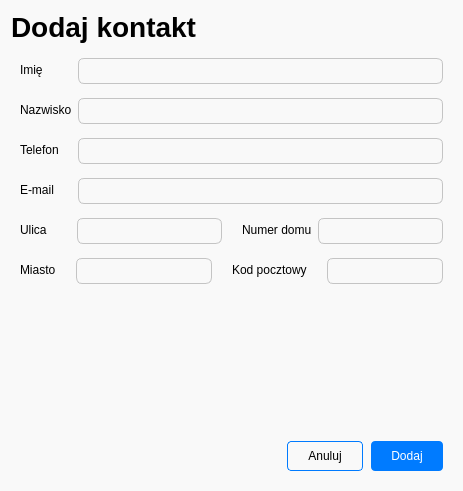
Qt form createcontact.ui (Karoleqk/Baza-Kontaktow) before a commit.
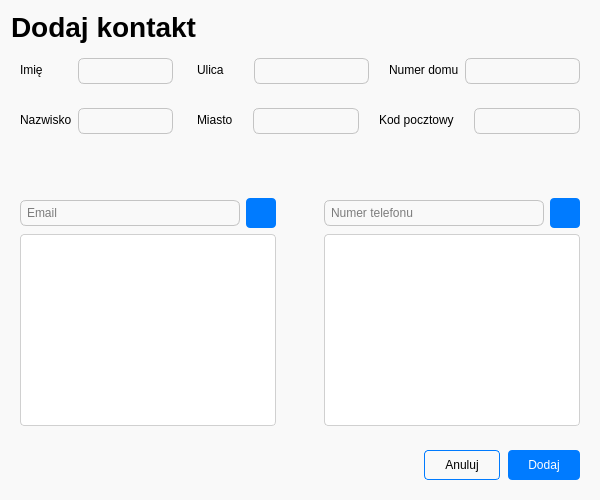
The same form after that commit. Icons and pictures are not drawn.

Commit message: add multiple emails/phones support, update contact form styles, enable groups table sorting

The edit to the form file:
```diff
--- a/createcontact.ui
+++ b/createcontact.ui
@@ -6,8 +6,8 @@
    <rect>
     <x>0</x>
     <y>0</y>
-    <width>463</width>
-    <height>491</height>
+    <width>600</width>
+    <height>500</height>
    </rect>
   </property>
   <property name="windowTitle">
@@ -66,9 +66,40 @@
 
 #btnCancel:hover {
 	background-color: #F5F5F5;
+}
+
+QListWidget {
+	background-color: #ffffff;
+	border: 1px solid #d0d0d0;
+	border-radius: 4px;
+	font-size: 12px;
+}
+
+QListWidget::item {
+    border-radius: 4px;
+}
+QListWidget::item:alternate {
+    background-color: #f9f9f9;
+}
+
+QListWidget::item:hover {
+    background-color: #f0f7ff;
+    color: #202020;
+}
+QListWidget::item:selected {
+    background-color: #e7f0fd;
+    color: #202020;
+    border: 1px solid #a0c4ff;
+    border-radius: 4px;
+}
+
+QListWidget::item:selected:hover {
+    background-color: #d7e5f7;
+    color: #202020;
+    border: 1px solid #7aaaff;
 }</string>
   </property>
-  <layout class="QVBoxLayout" name="verticalLayout">
+  <layout class="QVBoxLayout" name="verticalLayout_5">
    <item>
     <widget class="QLabel" name="title">
      <property name="font">
@@ -84,9 +115,22 @@
    </item>
    <item>
     <widget class="QWidget" name="main" native="true">
+     <layout class="QVBoxLayout" name="verticalLayout_4">
+      <property name="spacing">
+       <number>24</number>
+      </property>
+      <item>
+       <layout class="QHBoxLayout" name="horizontalLayout_6">
+        <item>
      <layout class="QFormLayout" name="formLayout_5">
+          <property name="horizontalSpacing">
+           <number>6</number>
+          </property>
       <property name="verticalSpacing">
-       <number>14</number>
+           <number>24</number>
+          </property>
+          <property name="topMargin">
+           <number>0</number>
       </property>
       <item row="0" column="0">
        <widget class="QLabel" name="label_2">
@@ -108,27 +152,11 @@
       <item row="1" column="1">
        <widget class="QLineEdit" name="inputLastName"/>
       </item>
-      <item row="2" column="0">
-       <widget class="QLabel" name="label_5">
-        <property name="text">
-         <string>Telefon</string>
-        </property>
-       </widget>
-      </item>
-      <item row="2" column="1">
-       <widget class="QLineEdit" name="inputPhone"/>
-      </item>
-      <item row="3" column="0">
-       <widget class="QLabel" name="label_6">
-        <property name="text">
-         <string>E-mail</string>
-        </property>
-       </widget>
-      </item>
-      <item row="3" column="1">
-       <widget class="QLineEdit" name="inputEmail"/>
-      </item>
-      <item row="4" column="0" colspan="2">
+         </layout>
+        </item>
+        <item>
+         <layout class="QVBoxLayout" name="verticalLayout_3">
+          <item>
        <layout class="QHBoxLayout" name="horizontalLayout_3">
         <property name="spacing">
          <number>20</number>
@@ -172,7 +200,7 @@
         </item>
        </layout>
       </item>
-      <item row="5" column="0" colspan="2">
+          <item>
        <layout class="QHBoxLayout" name="horizontalLayout_2">
         <property name="spacing">
          <number>20</number>
@@ -211,7 +239,8 @@
        </layout>
       </item>
      </layout>
-    </widget>
+        </item>
+       </layout>
    </item>
    <item>
     <spacer name="verticalSpacer">
@@ -225,6 +254,105 @@
       </size>
      </property>
     </spacer>
+      </item>
+      <item>
+       <layout class="QHBoxLayout" name="horizontalLayout_7">
+        <property name="spacing">
+         <number>6</number>
+        </property>
+        <item>
+         <layout class="QVBoxLayout" name="verticalLayout">
+          <item>
+           <layout class="QHBoxLayout" name="horizontalLayout_4">
+            <item>
+             <widget class="QLineEdit" name="inputEmail">
+              <property name="placeholderText">
+               <string>Email</string>
+              </property>
+             </widget>
+            </item>
+            <item>
+             <widget class="QPushButton" name="btnAddEmail">
+              <property name="maximumSize">
+               <size>
+                <width>30</width>
+                <height>30</height>
+               </size>
+              </property>
+              <property name="text">
+               <string/>
+              </property>
+              <property name="icon">
+               <iconset theme="QIcon::ThemeIcon::ListAdd"/>
+              </property>
+             </widget>
+            </item>
+           </layout>
+          </item>
+          <item>
+           <widget class="QListWidget" name="emailsList">
+            <property name="alternatingRowColors">
+             <bool>true</bool>
+            </property>
+           </widget>
+          </item>
+         </layout>
+        </item>
+        <item>
+         <spacer name="horizontalSpacer_2">
+          <property name="orientation">
+           <enum>Qt::Orientation::Horizontal</enum>
+          </property>
+          <property name="sizeHint" stdset="0">
+           <size>
+            <width>40</width>
+            <height>20</height>
+           </size>
+          </property>
+         </spacer>
+        </item>
+        <item>
+         <layout class="QVBoxLayout" name="verticalLayout_2">
+          <item>
+           <layout class="QHBoxLayout" name="horizontalLayout_5">
+            <item>
+             <widget class="QLineEdit" name="inputPhone">
+              <property name="placeholderText">
+               <string>Numer telefonu</string>
+              </property>
+             </widget>
+            </item>
+            <item>
+             <widget class="QPushButton" name="btnAddPhone">
+              <property name="maximumSize">
+               <size>
+                <width>30</width>
+                <height>30</height>
+               </size>
+              </property>
+              <property name="text">
+               <string/>
+              </property>
+              <property name="icon">
+               <iconset theme="QIcon::ThemeIcon::ListAdd"/>
+              </property>
+             </widget>
+            </item>
+           </layout>
+          </item>
+          <item>
+           <widget class="QListWidget" name="phonesList">
+            <property name="alternatingRowColors">
+             <bool>true</bool>
+            </property>
+           </widget>
+          </item>
+         </layout>
+        </item>
+       </layout>
+      </item>
+     </layout>
+    </widget>
    </item>
    <item>
     <widget class="QGroupBox" name="footer">
```
Lines whose indentation alone changed are shown as unchanged. The commit also changes 13 other files.
